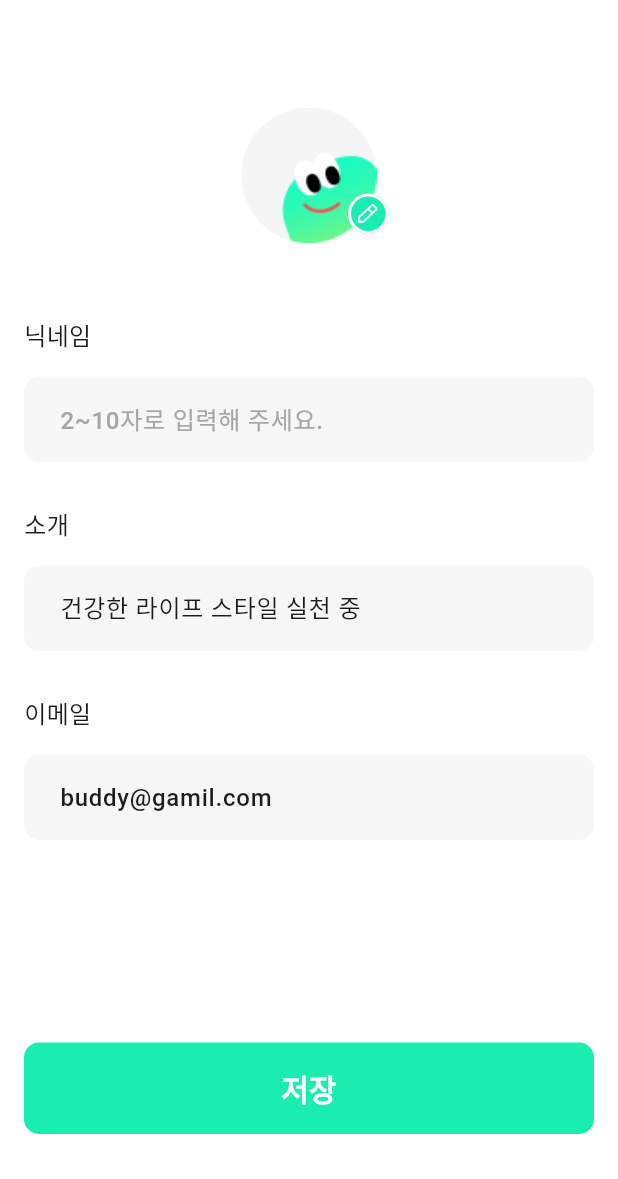
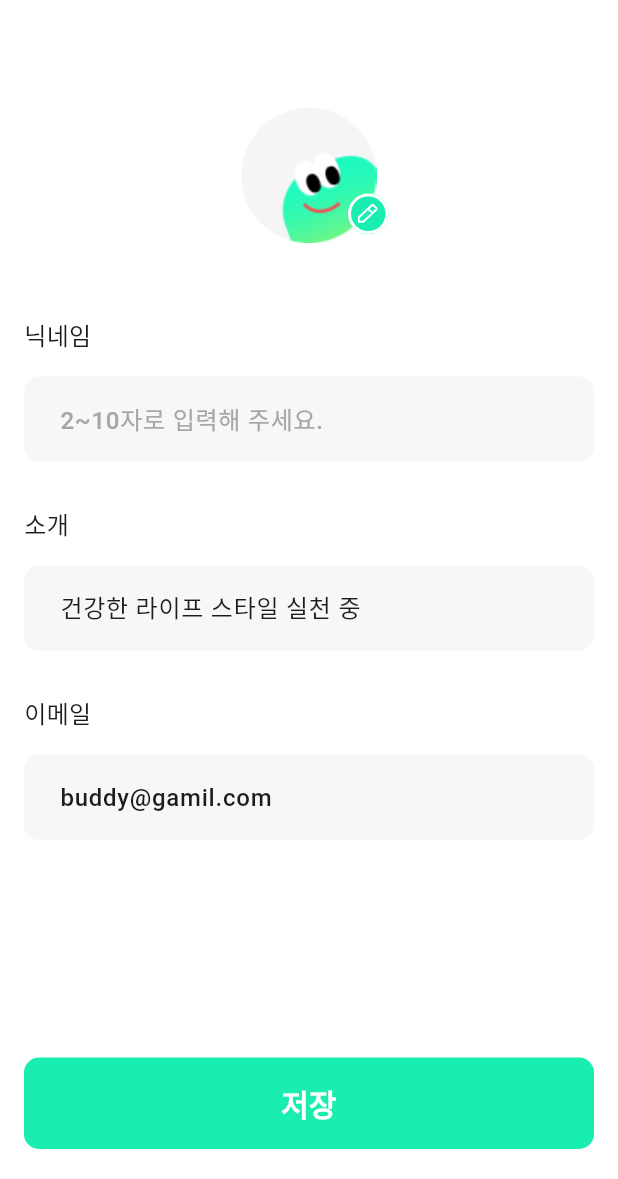
Before and after one commit to soluxAbsolute2025/30th_2_appsolute_bodybuddy_front, a Flutter app: the MypageProfilePage screen opened directly, on a phone screen of 412 x 824 dp, the part 57-1236 px from its top. Run offline on Flutter 3.47's test engine with Material 3 defaults, Android fonts, the phone set to English and light mode, and no system bars; our stand-ins replace flutter_svg; network calls fail; Roboto replaces fonts that are missing (Pretendard, Pretendard Variable).

Commit message:
Style. 버튼 padding bottom 20 수정

```diff
--- a/lib/features/mypage/pages/mypage_profile_page.dart
+++ b/lib/features/mypage/pages/mypage_profile_page.dart
@@ -97,7 +97,7 @@ class _MypageProfilePageState extends State<MypageProfilePage> {
             ),
           ),
           Container(
-            margin: EdgeInsets.symmetric(horizontal: 16.0, vertical: 30.0),
+            margin: EdgeInsets.symmetric(horizontal: 16.0, vertical: 20.0),
             alignment: Alignment.center,
             width: double.infinity,
             decoration: BoxDecoration(
```
